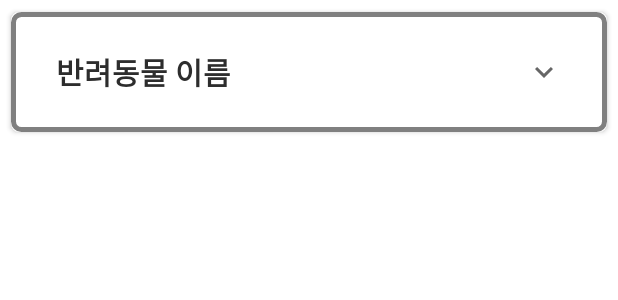
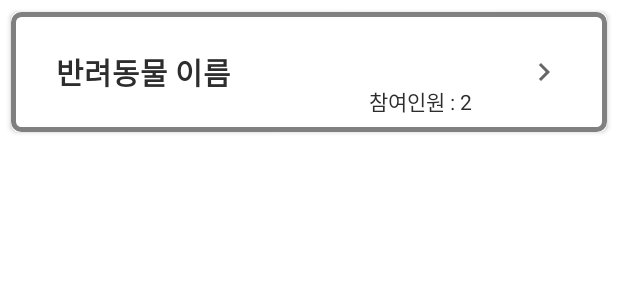
Before and after one commit to rmfosem613/Bangida, an Android app: the layout room_list_item.xml on its own in the app's theme, with its tools: preview values and no code run, on a phone screen of 412 x 824 dp. Shown: the top 300 px of the screen. Run offline under Robolectric (Android 15) with nearby library versions, the phone set to English and light mode, and no system bars; network calls fail.

Commit message:
click room

```diff
--- a/BangidaApp/app/src/main/java/com/bangida/bangidaapp/MainActivity.java
+++ b/BangidaApp/app/src/main/java/com/bangida/bangidaapp/MainActivity.java
@@ -17,6 +17,7 @@ import android.view.View;
 import android.widget.Button;
 
 import androidx.appcompat.widget.Toolbar;
+import androidx.viewpager.widget.ViewPager;
 
 import com.bangida.bangidaapp.UtilsService.SharedPreferenceClass;
 import com.google.android.material.navigation.NavigationView;
@@ -28,6 +29,7 @@ public class MainActivity extends AppCompatActivity {
     private DrawerLayout drawerLayout;
     private ActionBarDrawerToggle drawerToggle;
     private NavigationView navigationView;
+    ViewPager mViewPager;
 
     @Override
     protected void onCreate(Bundle savedInstanceState) {
--- a/BangidaApp/app/src/main/java/com/bangida/bangidaapp/RoomFragment.java
+++ b/BangidaApp/app/src/main/java/com/bangida/bangidaapp/RoomFragment.java
@@ -71,6 +71,7 @@ public class RoomFragment extends Fragment {
 
         getTasks();
 
+
         return view;
     }
 
@@ -106,6 +107,7 @@ public class RoomFragment extends Fragment {
 
                        roomListAdapter = new RoomListAdapter(getActivity(), arrayList);
                        recyclerView.setAdapter(roomListAdapter);
+
                     }
                     progressBar.setVisibility(View.GONE);
                 } catch (JSONException e) { // 예외 : 정상적인 처리를 벗어나는 경우
--- a/BangidaApp/app/src/main/kotlin/com/bangida/bangidaapp/ui/cal/CalFragment.kt
+++ b/BangidaApp/app/src/main/kotlin/com/bangida/bangidaapp/ui/cal/CalFragment.kt
@@ -41,4 +41,5 @@ class CalFragment : Fragment() {
         super.onDestroyView()
         _binding = null
     }
+
 }
--- a/BangidaApp/app/src/main/res/drawable/ic_arrow.xml
+++ b/BangidaApp/app/src/main/res/drawable/ic_arrow.xml
@@ -6,5 +6,5 @@
     android:tint="?attr/colorControlNormal">
   <path
       android:fillColor="@android:color/white"
-      android:pathData="M7.41,8.59L12,13.17l4.59,-4.58L18,10l-6,6 -6,-6 1.41,-1.41z"/>
+      android:pathData="M8.59,16.59L13.17,12 8.59,7.41 10,6l6,6 -6,6 -1.41,-1.41z"/>
 </vector>
--- a/BangidaApp/app/src/main/res/layout/room_list_item.xml
+++ b/BangidaApp/app/src/main/res/layout/room_list_item.xml
@@ -14,12 +14,14 @@
         android:layout_height="80dp"
         android:background="@drawable/room_list_bg"
         android:padding="10dp">
+
+
         <ImageView
             android:id="@+id/arrow"
             android:layout_width="wrap_content"
             android:layout_height="wrap_content"
+            android:src="@drawable/ic_arrow"
             android:layout_alignParentRight="true"
-            android:src="@drawable/ic_arrow"
             android:layout_centerVertical="true"
             android:layout_marginRight="20dp"
             />
@@ -40,56 +42,19 @@
             android:textStyle="bold"
             />
 
-
-    </RelativeLayout>
-    <RelativeLayout
-        android:visibility="gone"
-        android:layout_width="match_parent"
-        android:layout_height="wrap_content"
-        android:id="@+id/accordian_body"
-        android:padding="5dp"
-        android:background="@drawable/room_list_bg"
-        android:layout_gravity="bottom"
-        android:layout_marginTop="78dp">
         <TextView
-            android:layout_width="match_parent"
+            android:layout_width="wrap_content"
             android:layout_height="wrap_content"
             android:id="@+id/member_count"
+            android:layout_alignParentBottom="true"
+            android:layout_alignParentRight="true"
+            android:layout_marginRight="80dp"
             android:textColor="#2d2d2d"
             android:text="참여인원 : 2"
-            android:layout_marginLeft="25dp"
-            android:layout_marginRight="10dp"
             android:layout_marginTop="5dp"
             />
 
-        <ImageView
-            android:layout_width="wrap_content"
-            android:layout_height="wrap_content"
-            android:src="@drawable/ic_delete"
-            android:layout_alignParentRight="true"
-            android:layout_centerVertical="true"
-            android:layout_marginRight="10dp"
-            android:id="@+id/deleteBtn"
-            android:layout_toLeftOf="@+id/member_count"
-            />
-        <ImageView
-            android:layout_width="wrap_content"
-            android:layout_height="wrap_content"
-            android:src="@drawable/ic_edit"
-            android:layout_toLeftOf="@+id/deleteBtn"
-            android:layout_marginRight="10dp"
-            android:layout_centerVertical="true"
-            android:id="@+id/editBtn"
-            />
-        <ImageView
-            android:layout_width="wrap_content"
-            android:layout_height="wrap_content"
-            android:src="@drawable/ic_done"
-            android:layout_toLeftOf="@+id/editBtn"
-            android:layout_marginRight="10dp"
-            android:layout_centerVertical="true"
-            android:id="@+id/doneBtn"
-            />
+
     </RelativeLayout>
 
 </androidx.cardview.widget.CardView>
```
Also changed, not shown: BangidaApp/app/src/main/java/com/bangida/bangidaapp/Adapters/RoomListAdapter.java (+22 -15 lines), BangidaApp/app/src/main/java/com/bangida/bangidaapp/HomeFragment.java (deleted, +0 -64 lines).
